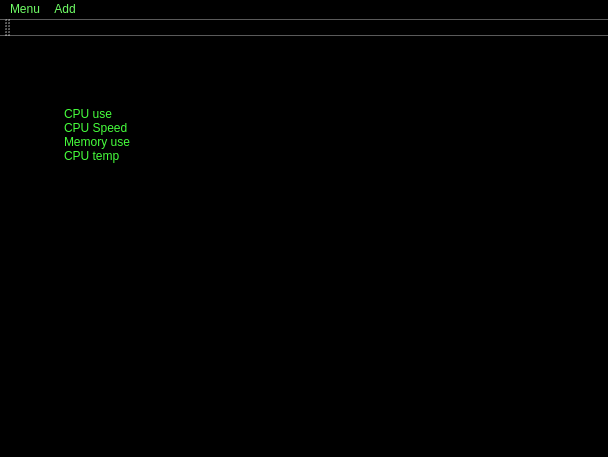
First picture: the form in mainwindow.ui, repository calebickler/Capstone_Qt_Cpp_Program, before the edit.
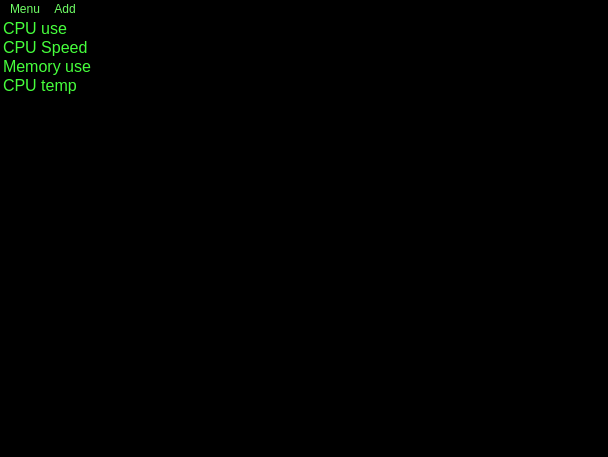
Second picture: the form after the edit.

```diff
--- a/mainwindow.ui
+++ b/mainwindow.ui
@@ -21,15 +21,29 @@
    <widget class="QListWidget" name="mainList">
     <property name="geometry">
      <rect>
-      <x>60</x>
-      <y>70</y>
-      <width>441</width>
-      <height>321</height>
+      <x>0</x>
+      <y>0</y>
+      <width>611</width>
+      <height>411</height>
      </rect>
     </property>
+    <property name="font">
+     <font>
+      <pointsize>12</pointsize>
+     </font>
+    </property>
+    <property name="toolTip">
+     <string/>
+    </property>
     <property name="styleSheet">
      <string notr="true">color: rgb(70, 255, 60)</string>
     </property>
+    <property name="frameShape">
+     <enum>QFrame::NoFrame</enum>
+    </property>
+    <property name="lineWidth">
+     <number>1</number>
+    </property>
     <item>
      <property name="text">
       <string>CPU use</string>
@@ -139,14 +153,6 @@
    <addaction name="menuFile"/>
    <addaction name="menuAdd"/>
   </widget>
-  <widget class="QToolBar" name="mainToolBar">
-   <attribute name="toolBarArea">
-    <enum>TopToolBarArea</enum>
-   </attribute>
-   <attribute name="toolBarBreak">
-    <bool>false</bool>
-   </attribute>
-  </widget>
   <widget class="QStatusBar" name="statusBar"/>
   <action name="actionStart">
    <property name="text">
```
Left out of the diff: 7 changed lines with no effect on the pictures.
